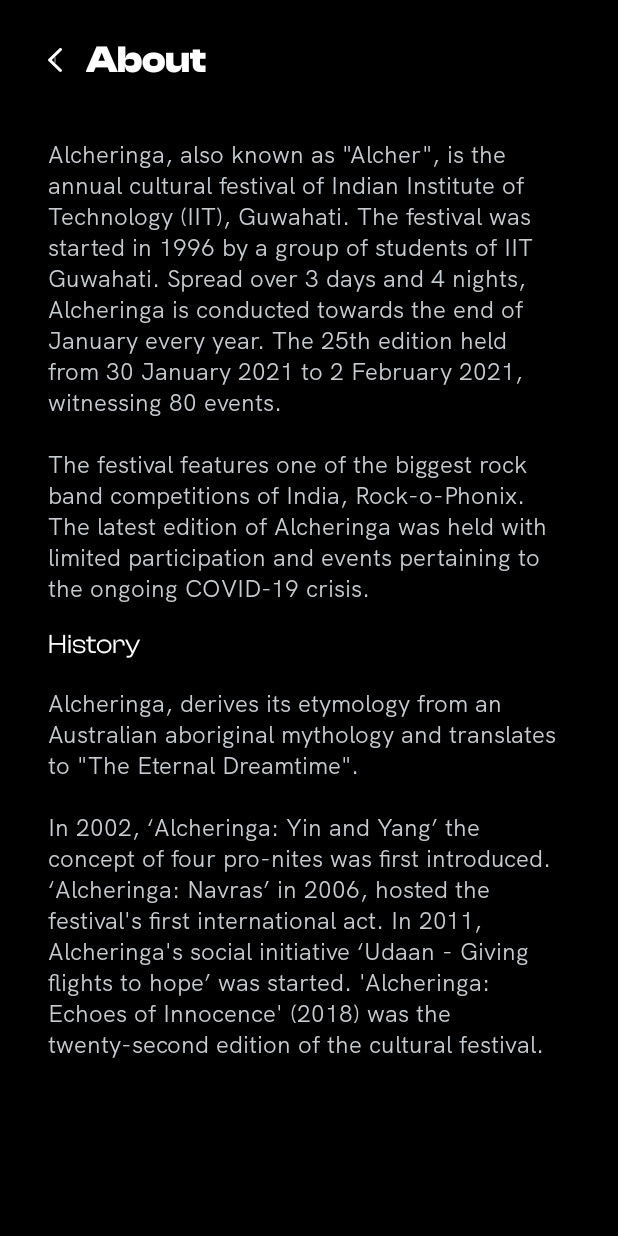
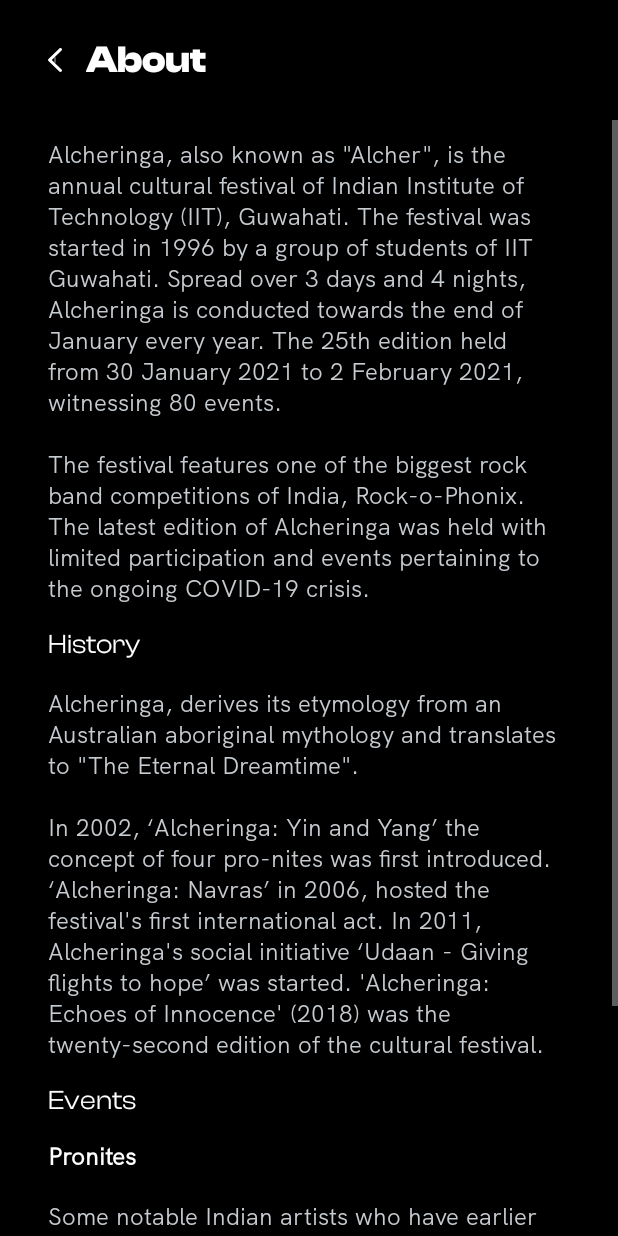
Before and after one commit to MdAyanHassan/Alcheringa, an Android app built with Jetpack Compose: the AboutPage screen opened directly, with no data from a screen before it, on a phone screen of 412 x 824 dp. Run offline under Robolectric (Android 15) with nearby library versions, the phone set to English and light mode, and no system bars.

Commit message:
Fixed tnc, about pages

```diff
--- a/app/src/main/res/layout/activity_about.xml
+++ b/app/src/main/res/layout/activity_about.xml
@@ -45,8 +45,9 @@
 
     <ScrollView
         android:layout_width="match_parent"
-        android:layout_height="wrap_content"
-        app:layout_constraintTop_toBottomOf="@id/constraintLayout">
+        android:layout_height="0dp"
+        app:layout_constraintTop_toBottomOf="@id/constraintLayout"
+        app:layout_constraintBottom_toBottomOf="parent">
 
         <androidx.constraintlayout.widget.ConstraintLayout
             android:layout_width="match_parent"
@@ -54,7 +55,8 @@
             app:layout_constraintTop_toBottomOf="@id/constraintLayout"
             android:paddingLeft="32dp"
             android:paddingRight="32dp"
-            android:paddingTop="10dp">
+            android:paddingTop="10dp"
+            android:paddingBottom="10dp">
 
             <TextView
                 android:id="@+id/detial1"
@@ -82,7 +84,7 @@
                 android:layout_marginTop="16dp"/>
 
             <TextView
-                android:id="@+id/detial2"
+                android:id="@+id/detail2"
                 android:layout_width="wrap_content"
                 android:layout_height="wrap_content"
                 android:text="Alcheringa, derives its etymology from an Australian aboriginal mythology and translates to &quot;The Eternal Dreamtime&quot;.&#xA;&#xA;In 2002, ‘Alcheringa: Yin and Yang’ the concept of four pro-nites was first introduced. ‘Alcheringa: Navras’ in 2006, hosted the festival's first international act. In 2011, Alcheringa's social initiative ‘Udaan - Giving flights to hope’ was started. 'Alcheringa: Echoes of Innocence' (2018) was the twenty-second edition of the cultural festival."
@@ -94,6 +96,45 @@
                 app:layout_constraintStart_toStartOf="parent"
                 android:layout_marginTop="16dp"/>
 
+            <TextView
+                android:id="@+id/heading3"
+                android:layout_width="wrap_content"
+                android:layout_height="wrap_content"
+                android:text="Events"
+                android:textColor="@color/white"
+                android:fontFamily="@font/clash_400"
+                android:textFontWeight="500"
+                android:textSize="18sp"
+                app:layout_constraintTop_toBottomOf="@id/detail2"
+                app:layout_constraintStart_toStartOf="parent"
+                android:layout_marginTop="16dp"/>
+
+            <TextView
+                android:id="@+id/subheading3"
+                android:layout_width="wrap_content"
+                android:layout_height="wrap_content"
+                android:text="Pronites"
+                android:textColor="@color/white"
+                android:fontFamily="@font/hk_grotesk"
+                android:textFontWeight="700"
+                android:textSize="16sp"
+                app:layout_constraintTop_toBottomOf="@id/heading3"
+                app:layout_constraintStart_toStartOf="parent"
+                android:layout_marginTop="14dp"/>
+
+            <TextView
+                android:id="@+id/detail3"
+                android:layout_width="wrap_content"
+                android:layout_height="wrap_content"
+                android:text="Some notable Indian artists who have earlier performed in Alcheringa are Mika Singh, Lucky Ali, Sonu Nigam, Shaan, Shankar–Ehsaan–Loy, K.K, Mohit Chauhan, Shilpa Rao, Javed Ali, Anoushka Shankar, Vir Das, Kalki Koechlin, Amaan and Ayaan Ali Khan, The Indian Jam Project, Grammy winners Ustaad Shujaat Khan and Pandit Vishwa Mohan Bhatt, Undying Inc, RDB, Remo Fernandes, Raghu Dixit, Euphoria, Indian Ocean, Vaayu, Motherjane and more."
+                android:textColor="#C7CCD1"
+                android:fontFamily="@font/hk_grotesk"
+                android:textFontWeight="400"
+                android:textSize="16sp"
+                app:layout_constraintTop_toBottomOf="@id/subheading3"
+                app:layout_constraintStart_toStartOf="parent"
+                android:layout_marginTop="16dp"/>
+
         </androidx.constraintlayout.widget.ConstraintLayout>
     </ScrollView>
 
--- a/app/src/main/res/layout/activity_profile.xml
+++ b/app/src/main/res/layout/activity_profile.xml
@@ -76,7 +76,7 @@
         android:id="@+id/user_name"
         android:layout_width="wrap_content"
         android:layout_height="wrap_content"
-        android:text="Rishikesh Aryan Choudhary"
+        android:text="Username"
         android:textColor="@color/white"
         android:fontFamily="@font/clash_700"
         android:textSize="20sp"
```
Also changed, not shown: app/src/main/java/com/example/alcheringa2022/FaqPage.java (+23 -16 lines), app/src/main/res/layout/activity_faq_page.xml (+8 -3 lines), app/src/main/res/layout/activity_privacy_policy.xml (+32 -4 lines), app/src/main/res/layout/activity_tnc.xml (+6 -3 lines).
